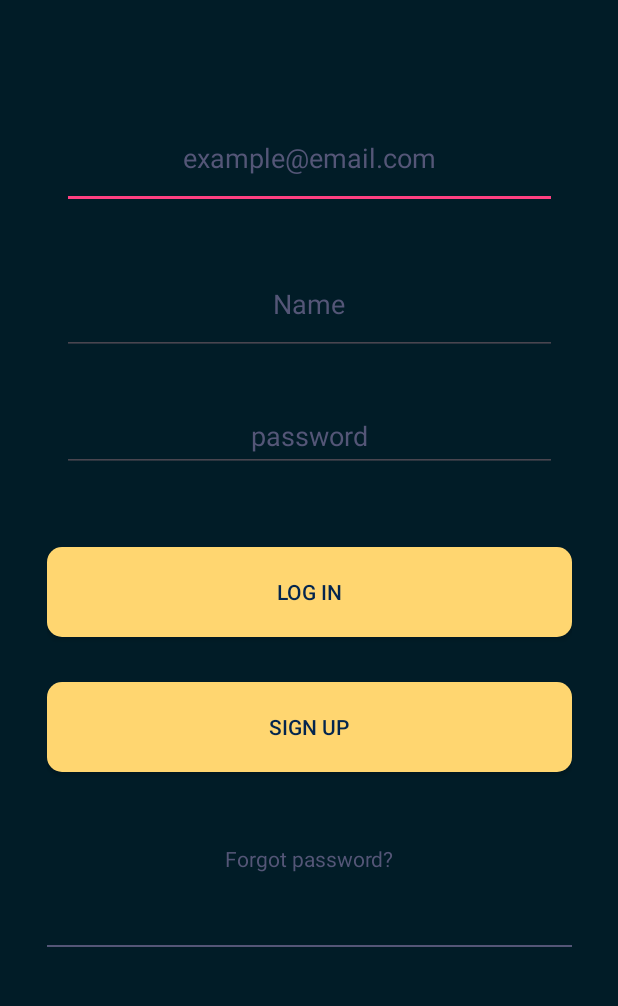
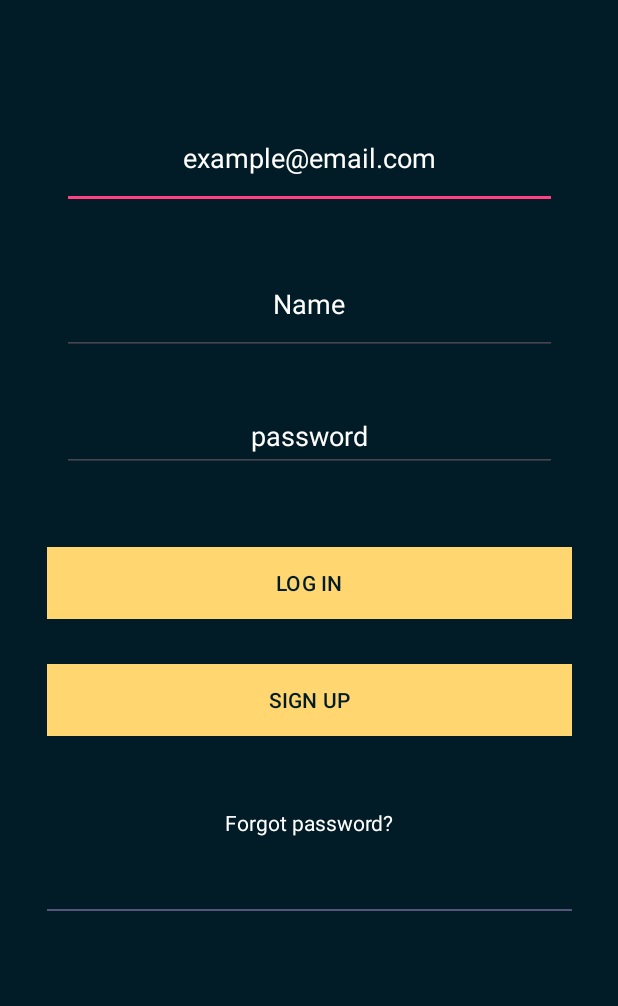
Before and after one commit to MenchiniDev/MobileProject, an Android app: the screen it shows after launch (MainActivity), on a phone screen of 412 x 824 dp, the part 96-1102 px from its top. Run offline under Robolectric (Android 15) with nearby library versions, the light colour scheme and no system bars; our stand-ins replace Firebase (no records; nobody signed in at launch, a user with empty details on screens opened directly), navigation-ui; libraries missing offline, so code that uses them is left out: mylibrary.mindrove.

Commit message:
some upgrades, changed the tipe of landrmarks from list to single data element

```diff
--- a/app/src/main/java/com/mobile/narciso/FirestoreData.kt
+++ b/app/src/main/java/com/mobile/narciso/FirestoreData.kt
@@ -15,7 +15,7 @@ data class SensorsData(
     val HearthRate: Float? = null,
     val PPG: Float? = null,
     val EDA: Float? = null,
-    val faceData: List<FaceLandmarks?>? = null,
+    val faceData: FaceLandmarks? = null,
     val likability: Int? = null
 )
 
--- a/app/src/main/res/drawable/button_backgound.xml
+++ b/app/src/main/res/drawable/button_backgound.xml
@@ -1,6 +1,6 @@
 <?xml version="1.0" encoding="utf-8"?>
 <shape xmlns:android="http://schemas.android.com/apk/res/android">
-    <solid android:color="@color/colorSecondary"/>
+    <solid android:color="@color/colorPrimary"/>
     <corners android:radius="10dp"/>
     <size android:width="120dp" android:height="60dp"/>
 </shape>
--- a/app/src/main/res/layout/fragment_datacollection.xml
+++ b/app/src/main/res/layout/fragment_datacollection.xml
@@ -58,7 +58,6 @@
 
                 <Button
                     android:id="@+id/Beauty"
-                    style="@style/ButtonStyle"
                     android:layout_width="102dp"
                     android:layout_height="58dp"
                     android:layout_weight="1"
@@ -68,7 +67,6 @@
 
                 <Button
                     android:id="@+id/Neutral"
-                    style="@style/ButtonStyle"
                     android:layout_width="110dp"
                     android:layout_height="57dp"
                     android:layout_marginStart="116dp"
@@ -81,7 +79,6 @@
 
                 <Button
                     android:id="@+id/NoBeauty"
-                    style="@style/ButtonStyle"
                     android:layout_width="108dp"
                     android:layout_height="57dp"
                     android:layout_marginStart="240dp"
--- a/app/src/main/res/layout/fragment_first.xml
+++ b/app/src/main/res/layout/fragment_first.xml
@@ -84,8 +84,7 @@
                 android:layout_width="match_parent"
                 android:layout_height="wrap_content"
                 android:layout_marginEnd="35dp"
-                android:text="@string/DataCollection"
-                style="@style/ButtonStyle"/>
+                android:text="@string/DataCollection" />
 
         </LinearLayout>
 
--- a/app/src/main/res/layout/fragment_login.xml
+++ b/app/src/main/res/layout/fragment_login.xml
@@ -29,8 +29,8 @@
             android:ems="10"
             android:gravity="center"
             android:hint="@string/example_email"
-            android:textColorHint="@color/colorSecondary"
-            android:textColor="@color/colorSecondary"
+            android:textColorHint="@color/white"
+            android:textColor="@color/white"
             android:inputType="textEmailAddress" />
 
         <EditText
@@ -44,8 +44,8 @@
             android:ems="10"
             android:gravity="center"
             android:inputType="text"
-            android:textColorHint="@color/colorSecondary"
-            android:textColor="@color/colorSecondary"
+            android:textColorHint="@color/white"
+            android:textColor="@color/white"
             android:hint="@string/name" />
 
         <EditText
@@ -60,7 +60,7 @@
             android:ems="10"
             android:gravity="center"
             android:hint="@string/password"
-            android:textColorHint="@color/colorSecondary"
+            android:textColorHint="@color/white"
             android:inputType="textPassword"
             android:minHeight="48dp" />
 
@@ -76,7 +76,8 @@
             app:layout_constraintStart_toStartOf="parent"
             app:layout_constraintTop_toTopOf="parent"
             app:layout_constraintVertical_bias="0.5"
-            style="@style/ButtonStyle"
+            android:background="@color/colorPrimary"
+            android:textColor="@color/screen_background_color4"
             />
 
         <Button
@@ -90,7 +91,8 @@
             app:layout_constraintStart_toStartOf="parent"
             app:layout_constraintTop_toTopOf="parent"
             app:layout_constraintVertical_bias="0.5"
-            style="@style/ButtonStyle"/>
+            android:background="@color/colorAccent"
+            android:textColor="@color/screen_background_color4"/>
 
         <TextView
             android:id="@+id/forgotPassword"
@@ -100,7 +102,7 @@
             android:layout_marginBottom="30dp"
             android:gravity="center"
             android:text="@string/fpass"
-            android:textColor="@color/colorSecondary"
+            android:textColor="@color/white"
             app:layout_constraintBottom_toBottomOf="parent"
             app:layout_constraintEnd_toEndOf="parent"
             app:layout_constraintHorizontal_bias="0.5"
--- a/app/src/main/res/layout/fragment_password.xml
+++ b/app/src/main/res/layout/fragment_password.xml
@@ -25,7 +25,7 @@
             android:layout_marginBottom="20dp"
             android:gravity="center"
             android:text="Inserisci la tua mail"
-            android:textColor="@color/colorSecondary"
+            android:textColor="@color/white"
             android:textSize="25dp" />
 
         <EditText
@@ -38,8 +38,8 @@
             android:gravity="center"
             android:hint="@string/example_email"
             android:inputType="textEmailAddress"
-            android:textColor="@color/colorSecondary"
-            android:textColorHint="@color/colorSecondary" />
+            android:textColor="@color/white"
+            android:textColorHint="@color/white" />
 
         <Button
             android:id="@+id/sendButton"
--- a/app/src/main/res/layout/fragment_signup.xml
+++ b/app/src/main/res/layout/fragment_signup.xml
@@ -89,8 +89,7 @@
             app:layout_constraintHorizontal_bias="0.5"
             app:layout_constraintStart_toStartOf="parent"
             app:layout_constraintTop_toTopOf="parent"
-            app:layout_constraintVertical_bias="0.5"
-            style="@style/ButtonStyle"/>
+            app:layout_constraintVertical_bias="0.5" />
 
     </LinearLayout>
 </androidx.constraintlayout.widget.ConstraintLayout>
--- a/app/src/main/res/values/strings.xml
+++ b/app/src/main/res/values/strings.xml
@@ -31,8 +31,8 @@
     <string name="textview_helmetOK">Did you connect the helmet?</string>
     <string name="example_email">example@email.com</string>
     <string name="password">password</string>
-    <string name="login">Log in</string>
-    <string name="signup">Sign up</string>
+    <string name="login">LOG IN</string>
+    <string name="signup">SIGN UP</string>
     <string name="fpass">Forgot password?</string>
     <string name="newPass">Send new password</string>
 
--- a/app/src/main/res/values/styles.xml
+++ b/app/src/main/res/values/styles.xml
@@ -10,8 +10,10 @@
     </style>
 
     <style name="ButtonStyle" parent="Widget.AppCompat.Button">
-        <item name="android:background">@drawable/button_backgound</item>
+        <!--<item name="android:background">@drawable/button_backgound</item>-->
         <item name="android:textColor">@color/colorPrimary2</item>
+        <item name="android:background">@color/colorPrimary</item>
+        <item name="android:radius">10dp</item>
     </style>
     <!-- Your custom button style -->
         <!-- Add more attributes if you need -->
```
Also changed, not shown: app/src/main/java/com/mobile/narciso/CameraFragment.kt (+29 -12 lines), app/src/main/java/com/mobile/narciso/DataCollection.kt (+3 -16 lines).
